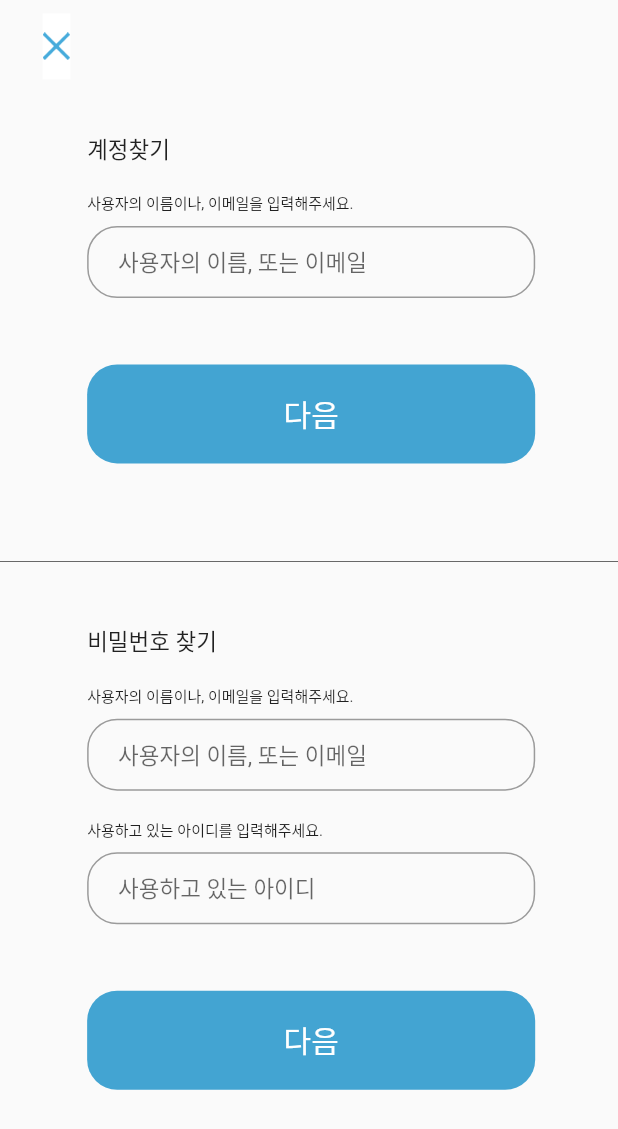
After one commit to eruns001/networking, a Flutter app: the ForgotPasswordOrIdPage screen opened directly, on a phone screen of 412 x 824 dp. The commit adds this screen. Shown: the top 1129 px of the screen. Run offline on Flutter 3.47's test engine with Material 2 defaults, Android fonts, the phone set to English and light mode, and no system bars; our stand-ins replace firebase_auth, firebase_storage, image_picker; accounts and stored records are empty.

Commit message:
계정찾기 페이지 추가

```diff
--- /dev/null
+++ b/lib/ForgotPasswordOrIdPage.dart
@@ -0,0 +1,269 @@
+import 'package:flutter/cupertino.dart';
+import 'package:flutter/material.dart';
+
+class ForgotPasswordOrIdPage extends StatefulWidget {
+  ForgotPasswordOrIdPage({
+    Key key,
+  }) : super(key: key);
+
+  @override
+  _ForgotPasswordOrIdPageState createState() => _ForgotPasswordOrIdPageState();
+}
+
+class _ForgotPasswordOrIdPageState extends State<ForgotPasswordOrIdPage> {
+  TextEditingController _findAccountController = new TextEditingController();
+  TextEditingController _findPWNameController = new TextEditingController();
+  TextEditingController _findPWIdController = new TextEditingController();
+
+  /// 페이지 내용 빌드 메서드
+  Widget _buildPage(double _deviceHeight, double _deviceWidth) {
+
+    return ListView(
+      physics: NeverScrollableScrollPhysics(),
+      children: <Widget>[
+        Container(
+          padding: EdgeInsets.fromLTRB(_deviceWidth * 0.141, 0, 0, 0),
+          child: Column(
+            mainAxisAlignment: MainAxisAlignment.start,
+            crossAxisAlignment: CrossAxisAlignment.start,
+            children: <Widget>[
+              Container(
+                /// 계정찾기
+                margin: EdgeInsets.fromLTRB(0, _deviceHeight * 0.032, 0, 0),
+                //height: _deviceHeight * 0.016,
+                //width: _deviceWidth * 0.133,
+                child: Text(
+                  '계정찾기',
+                  style: TextStyle(
+                    fontSize: 15,
+                  ),
+                ),
+              ),
+              ForgotPasswordOrIdInfo(
+                /// 안내 문구
+                deviceHeight: _deviceHeight,
+                marginRatio: 0.021,
+                text: '사용자의 이름이나, 이메일을 입력해주세요.',
+              ),
+              ForgotPasswordOrIdInputField(
+                /// 입력 공간
+                controller: _findAccountController,
+                deviceHeight: _deviceHeight,
+                deviceWidth: _deviceWidth,
+                hint: '사용자의 이름, 또는 이메일',
+                onSubmitted: null,
+              ),
+              ForgotPasswordOrIdButton(
+                /// 버튼
+                deviceHeight: _deviceHeight,
+                deviceWidth: _deviceWidth,
+                onPressed: () {},
+              ),
+            ],
+          ),
+        ),
+        Container(
+          margin: EdgeInsets.fromLTRB(0, _deviceHeight * 0.079, 0, 0),
+          height: 0.5,
+          color: Color.fromARGB(255, 55, 55, 55),
+        ),
+        Container(
+          padding: EdgeInsets.fromLTRB(_deviceWidth * 0.141, 0, 0, 0),
+          child: Column(
+            mainAxisAlignment: MainAxisAlignment.start,
+            crossAxisAlignment: CrossAxisAlignment.start,
+            children: <Widget>[
+              Container(
+                /// 비밀번호 찾기
+                margin: EdgeInsets.fromLTRB(0, _deviceHeight * 0.051, 0, 0),
+                //height: _deviceHeight * 0.016,
+                //width: _deviceWidth * 0.215,
+                child: Text(
+                  '비밀번호 찾기',
+                  style: TextStyle(
+                    fontSize: 15,
+                  ),
+                ),
+              ),
+              ForgotPasswordOrIdInfo(
+                /// 안내 문구 1
+                deviceHeight: _deviceHeight,
+                marginRatio: 0.021,
+                text: '사용자의 이름이나, 이메일을 입력해주세요.',
+              ),
+              ForgotPasswordOrIdInputField(
+                /// 입력 공간 1
+                controller: _findPWNameController,
+                deviceHeight: _deviceHeight,
+                deviceWidth: _deviceWidth,
+                hint: '사용자의 이름, 또는 이메일',
+                onSubmitted: null,
+              ),
+              ForgotPasswordOrIdInfo(
+                /// 안내 문구2
+                deviceHeight: _deviceHeight,
+                marginRatio: 0.0,
+                text: '사용하고 있는 아이디를 입력해주세요.',
+              ),
+              ForgotPasswordOrIdInputField(
+                /// 입력 공간 2
+                controller: _findPWIdController,
+                deviceHeight: _deviceHeight,
+                deviceWidth: _deviceWidth,
+                hint: '사용하고 있는 아이디',
+                onSubmitted: null,
+              ),
+              ForgotPasswordOrIdButton(
+                deviceHeight: _deviceHeight,
+                deviceWidth: _deviceWidth,
+                onPressed: () {},
+              ),
+            ],
+          ),
+        ),
+      ],
+    );
+  }
+
+  /// 앱바 빌드 메서드
+  Widget _buildAppBarTitle(double _deviceHeight, double _deviceWidth) {
+    return Container(
+      color: Colors.white,
+      margin: EdgeInsets.fromLTRB(_deviceWidth * 0.03, 0, 0, 0),
+      width: _deviceWidth * 0.045,
+      child: CupertinoButton(
+        padding: EdgeInsets.zero,
+        child: Image.asset(
+            'images/forgotPasswordOrId/forgotPasswordOrId_btn_close.png'),
+        onPressed: () {
+          Navigator.pop(context);
+        },
+      ),
+    );
+  }
+
+  @override
+  Widget build(BuildContext context) {
+    final double _deviceHeight = MediaQuery.of(context).size.height;
+    final double _deviceWidth = MediaQuery.of(context).size.width;
+
+    return Scaffold(
+      appBar: AppBar(
+        backgroundColor: Colors.transparent,
+        automaticallyImplyLeading: false,
+        toolbarHeight: _deviceHeight * 0.075,
+        elevation: 0,
+        title: _buildAppBarTitle(_deviceHeight, _deviceWidth),
+      ),
+      body: _buildPage(_deviceHeight, _deviceWidth),
+    );
+  }
+}
+
+class ForgotPasswordOrIdInputField extends StatelessWidget {
+  const ForgotPasswordOrIdInputField({
+    Key key,
+    @required this.controller,
+    @required this.deviceHeight,
+    @required this.deviceWidth,
+    @required this.hint,
+    @required this.onSubmitted,
+  }) : super(key: key);
+
+  final TextEditingController controller;
+  final double deviceHeight;
+  final double deviceWidth;
+  final String hint;
+  final Function onSubmitted;
+
+  @override
+  Widget build(BuildContext context) {
+    return Container(
+      margin: EdgeInsets.fromLTRB(0, deviceHeight * 0.01, 0, 0),
+      height: deviceHeight * 0.08,
+      width: deviceWidth * 0.725,
+      child: TextFormField(
+        controller: controller,
+        keyboardType: TextInputType.text,
+        style: TextStyle(
+          fontSize: 15,
+        ),
+        decoration: InputDecoration(
+          contentPadding: EdgeInsets.fromLTRB(deviceWidth * 0.05, 0, 0, 0),
+          border: OutlineInputBorder(
+            borderRadius: BorderRadius.circular(20),
+          ),
+          hintText: hint,
+        ),
+        onFieldSubmitted: onSubmitted,
+      ),
+    );
+  }
+}
+
+class ForgotPasswordOrIdInfo extends StatelessWidget {
+  const ForgotPasswordOrIdInfo({
+    Key key,
+    @required this.deviceHeight,
+    @required this.marginRatio,
+    @required this.text,
+  }) : super(key: key);
+
+  final double deviceHeight;
+  final double marginRatio;
+  final String text;
+
+  @override
+  Widget build(BuildContext context) {
+    return Container(
+      margin: EdgeInsets.fromLTRB(0, deviceHeight * marginRatio, 0, 0),
+      //height: deviceHeight * 0.013,
+      child: Text(
+        text,
+        style: TextStyle(
+          fontSize: 10,
+        ),
+      ),
+    );
+  }
+}
+
+class ForgotPasswordOrIdButton extends StatelessWidget {
+  const ForgotPasswordOrIdButton({
+    Key key,
+    @required this.deviceHeight,
+    @required this.deviceWidth,
+    @required this.onPressed,
+  }) : super(key: key);
+
+  final double deviceHeight;
+  final double deviceWidth;
+  final Function onPressed;
+
+  @override
+  Widget build(BuildContext context) {
+    return Container(
+      margin: EdgeInsets.fromLTRB(0, deviceHeight * 0.032, 0, 0),
+      height: deviceHeight * 0.08,
+      width: deviceWidth * 0.725,
+      decoration: BoxDecoration(
+        color: Color.fromARGB(255, 67, 164, 210),
+        borderRadius: BorderRadius.circular(20),
+      ),
+      child: FlatButton(
+        padding: EdgeInsets.zero,
+        shape: RoundedRectangleBorder(
+          borderRadius: BorderRadius.circular(20),
+        ),
+        child: Text(
+          '다음',
+          style: TextStyle(
+            color: Colors.white,
+            fontSize: 20,
+          ),
+        ),
+        onPressed: onPressed,
+      ),
+    );
+  }
+}
--- a/lib/main.dart
+++ b/lib/main.dart
@@ -1,6 +1,8 @@
 import 'package:flutter/cupertino.dart';
 import 'package:flutter/material.dart';
 import 'package:networking/UploadQuestionPage.dart';
+
+import 'ForgotPasswordOrIdPage.dart';
 
 //전역변수
 //searchTextEditingController
@@ -72,6 +74,7 @@ class _MyHomePageState extends State<MyHomePage> {
       appBar: PreferredSize(
         preferredSize: Size.fromHeight(60.0),
         child: AppBar(
+            brightness: Brightness.light,
             centerTitle: true,
             titleSpacing: -5,
             backgroundColor: Colors.white.withOpacity(0.0),
@@ -222,7 +225,7 @@ class _MyHomePageState extends State<MyHomePage> {
                         ),
                         onChanged: (String newValue) {
                           setState(
-                                () {
+                            () {
                               dropdownValue = newValue;
                             },
                           );
@@ -259,7 +262,17 @@ class _MyHomePageState extends State<MyHomePage> {
             IconButton(
               iconSize: 50,
               icon: new Image.asset('images/search_btn_insert_user.png'),
-              onPressed: null,
+              onPressed: () {
+                /// 계정찾기 페이지 테스트용으로 추가
+                Navigator.push(
+                  context,
+                  MaterialPageRoute(
+                    builder: (BuildContext context) {
+                      return ForgotPasswordOrIdPage();
+                    },
+                  ),
+                );
+              },
             ),
             IconButton(
               iconSize: 50,
--- a/pubspec.yaml
+++ b/pubspec.yaml
@@ -56,6 +56,7 @@ flutter:
     - images/search_btn_insert_user.png
     - images/search_btn_mypage.png
     - images/search_btn_search.png
+    - images/forgotPasswordOrId/
   # To add assets to your application, add an assets section, like this:
   # assets:
   #   - images/a_dot_burr.jpeg
```
Also changed, not shown: images/forgotPasswordOrId/forgotPasswordOrId_btn_close.png (added), images/forgotPasswordOrId/forgotPasswordOrId_btn_next.png (added), 2 other files.
